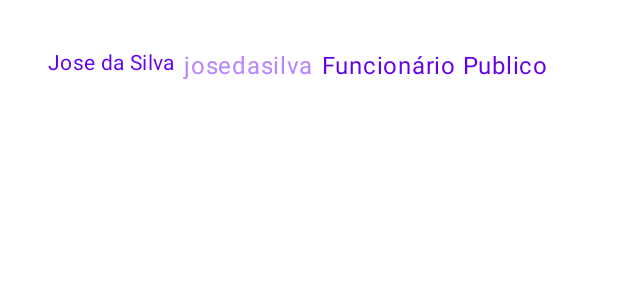
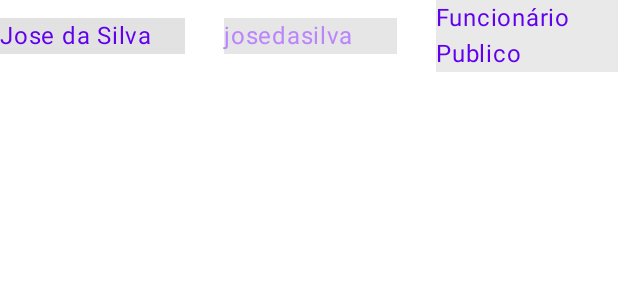
Before and after one commit to diegobrunet-vv/jetpack-compose, an Android app built with Jetpack Compose: the @Preview function RowContainerView, on a phone screen of 412 x 824 dp. Shown: the top 300 px of the screen. Run offline under Robolectric (Android 15) with nearby library versions, the phone set to English and light mode, and no system bars; our stand-ins replace accompanist.

Commit message:
fix preview

```diff
--- a/app/src/main/java/br/com/jetpack/compose/presentation/MainActivity.kt
+++ b/app/src/main/java/br/com/jetpack/compose/presentation/MainActivity.kt
@@ -16,7 +16,6 @@ class MainActivity : ComponentActivity() {
     override fun onCreate(savedInstanceState: Bundle?) {
         super.onCreate(savedInstanceState)
         WindowCompat.setDecorFitsSystemWindows(window, true)
-
         setContent { MainContainer(mainViewModel) }
     }
 }
--- a/app/src/main/java/br/com/jetpack/compose/presentation/ui/components/column/Column.kt
+++ b/app/src/main/java/br/com/jetpack/compose/presentation/ui/components/column/Column.kt
@@ -6,6 +6,7 @@ import androidx.compose.foundation.background
 import androidx.compose.foundation.layout.Column
 import androidx.compose.foundation.layout.Spacer
 import androidx.compose.foundation.layout.fillMaxSize
+import androidx.compose.foundation.layout.fillMaxWidth
 import androidx.compose.foundation.layout.padding
 import androidx.compose.foundation.layout.size
 import androidx.compose.foundation.shape.CircleShape
@@ -24,8 +25,10 @@ import br.com.jetpack.compose.R
 import br.com.jetpack.compose.data.model.User
 import br.com.jetpack.compose.presentation.MainViewModel
 import br.com.jetpack.compose.presentation.ui.theme.Purple500
+import br.com.jetpack.compose.utils.NO_CONTENT
 
-private lateinit var userData: User
+private var userData: User? = null
+
 
 @Composable
 fun ColumnContainer(
@@ -38,10 +41,12 @@ fun ColumnContainer(
 
 @Preview
 @Composable
-fun ColumnView() {
+fun ColumnView(
+) {
     Column(
         modifier = Modifier
             .padding(16.dp)
+            .fillMaxWidth()
             .background(Color.White)
     ) {
         Column(
@@ -63,19 +68,18 @@ fun ColumnView() {
             }
             Spacer(modifier = Modifier.padding(top = 5.dp))
             Text(
-                text = userData.name,
+                text = userData?.name ?: NO_CONTENT,
                 color = Purple500,
                 fontStyle = FontStyle.Normal,
-                style = MaterialTheme.typography.body1
+                style = MaterialTheme.typography.body1,
             )
             Spacer(modifier = Modifier.padding(top = 3.dp))
             Text(
-                text = userData.job,
+                text = userData?.job ?: NO_CONTENT,
                 color = Purple500,
                 fontStyle = FontStyle.Normal,
                 style = MaterialTheme.typography.body2
             )
         }
-
     }
 }
--- a/app/src/main/java/br/com/jetpack/compose/presentation/ui/components/row/Row.kt
+++ b/app/src/main/java/br/com/jetpack/compose/presentation/ui/components/row/Row.kt
@@ -1,13 +1,19 @@
 package br.com.jetpack.compose.presentation.ui.components.row
 
 import androidx.compose.foundation.background
+import androidx.compose.foundation.layout.Arrangement
 import androidx.compose.foundation.layout.Column
 import androidx.compose.foundation.layout.Row
 import androidx.compose.foundation.layout.Spacer
+import androidx.compose.foundation.layout.defaultMinSize
+import androidx.compose.foundation.layout.fillMaxWidth
 import androidx.compose.foundation.layout.padding
+import androidx.compose.foundation.layout.wrapContentHeight
+import androidx.compose.foundation.layout.wrapContentWidth
 import androidx.compose.material.MaterialTheme
 import androidx.compose.material.Text
 import androidx.compose.runtime.Composable
+import androidx.compose.ui.Alignment
 import androidx.compose.ui.Modifier
 import androidx.compose.ui.graphics.Color
 import androidx.compose.ui.text.font.FontStyle
@@ -17,8 +23,10 @@ import br.com.jetpack.compose.data.model.User
 import br.com.jetpack.compose.presentation.MainViewModel
 import br.com.jetpack.compose.presentation.ui.theme.Purple200
 import br.com.jetpack.compose.presentation.ui.theme.Purple500
+import br.com.jetpack.compose.utils.NO_CONTENT
+import com.google.accompanist.insets.imePadding
 
-private lateinit var user: User
+private var user: User? = null
 
 @Composable
 fun RowContainer(mainViewModel: MainViewModel) {
@@ -31,34 +39,44 @@ fun RowContainer(mainViewModel: MainViewModel) {
 fun RowContainerView() {
     Column(
         modifier = Modifier
-            .padding(16.dp)
+            .fillMaxWidth()
             .background(Color.White)
     ) {
         Row(
             modifier = Modifier
-                .padding(16.dp)
+                .fillMaxWidth(),
+            horizontalArrangement = Arrangement.SpaceBetween
         ) {
             Text(
-                text = user.name,
+                text = user?.name ?: NO_CONTENT,
                 color = Purple500,
                 fontStyle = FontStyle.Normal,
-                style = MaterialTheme.typography.body2
+                style = MaterialTheme.typography.body1,
+                modifier = Modifier
+                    .fillMaxWidth(0.3F)
+                    .align(Alignment.CenterVertically)
+                    .background(Color(0XFFE2E2E2))
             )
-            Spacer(modifier = Modifier.padding(end = 5.dp))
             Text(
-                text = user.username,
+                text = user?.username ?: NO_CONTENT,
                 color = Purple200,
                 fontStyle = FontStyle.Normal,
-                style = MaterialTheme.typography.body1
+                style = MaterialTheme.typography.body1,
+                modifier = Modifier
+                    .fillMaxWidth(0.4F)
+                    .align(Alignment.CenterVertically)
+                    .background(Color(0XFFE6E6E6))
             )
-            Spacer(modifier = Modifier.padding(end = 5.dp))
             Text(
-                text = user.job,
+                text = user?.job ?: NO_CONTENT,
                 color = Purple500,
                 fontStyle = FontStyle.Normal,
-                style = MaterialTheme.typography.body1
+                style = MaterialTheme.typography.body1,
+                modifier = Modifier
+                    .fillMaxWidth(0.7F)
+                    .align(Alignment.CenterVertically)
+                    .background(Color(0XFFE9E9E9))
             )
         }
-
     }
 }
--- /dev/null
+++ b/app/src/main/java/br/com/jetpack/compose/utils/Constants.kt
@@ -0,0 +1,3 @@
+package br.com.jetpack.compose.utils
+
+const val NO_CONTENT: String = "Dado não encontrado"
```
